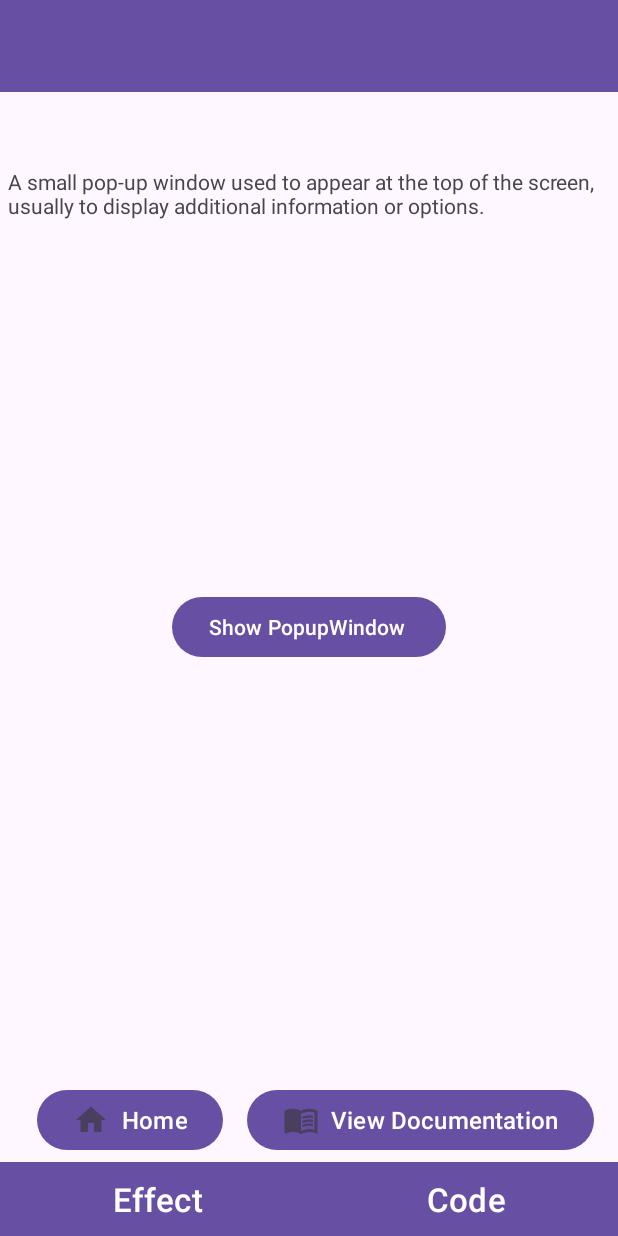
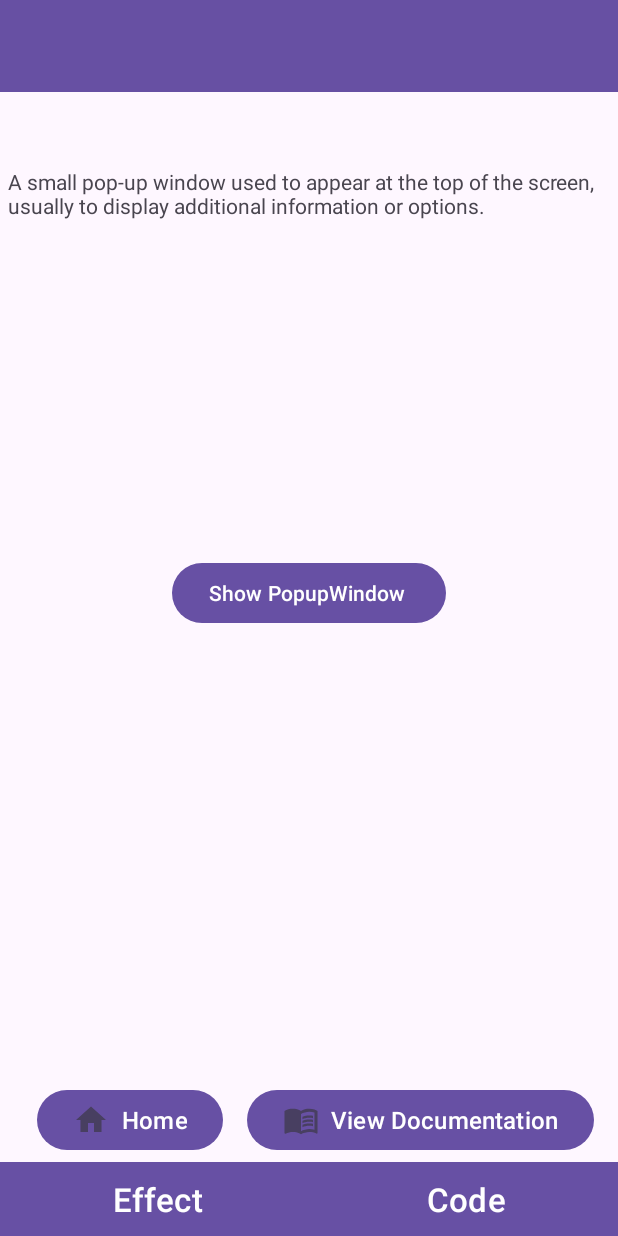
Before and after one commit to 2JyinLogic/Android-All-in-One-Learning-App, an Android app: the layout activity_popupwindow_example.xml on its own in the app's theme, with its tools: preview values and no code run, on a phone screen of 412 x 824 dp. Run offline under Robolectric (Android 15) with nearby library versions, the phone set to English and light mode, and no system bars.

Commit message:
Fix Jing's problem

```diff
--- a/app/src/main/res/layout/activity_popupwindow_example.xml
+++ b/app/src/main/res/layout/activity_popupwindow_example.xml
@@ -28,11 +28,13 @@
         android:layout_marginStart="5dp"
         android:layout_marginTop="10dp"
         android:layout_marginEnd="5dp"
-        android:layout_marginBottom="10dp"
-        app:layout_constraintBottom_toTopOf="@+id/linearLayout"
+        android:layout_marginBottom="4dp"
+        app:layout_constraintBottom_toTopOf="@+id/docLink"
         app:layout_constraintEnd_toEndOf="parent"
+        app:layout_constraintHorizontal_bias="0.0"
         app:layout_constraintStart_toStartOf="parent"
-        app:layout_constraintTop_toBottomOf="@+id/effectExampleName">
+        app:layout_constraintTop_toBottomOf="@+id/effectExampleName"
+        app:layout_constraintVertical_bias="0.0">
 
         <TextView
             android:id="@+id/description"
```
Also changed, not shown: app/src/main/res/layout/activity_progressdialog_example.xml (+5 -3 lines), app/src/main/res/layout/activity_timepickerdialog_example.xml (+5 -3 lines).
